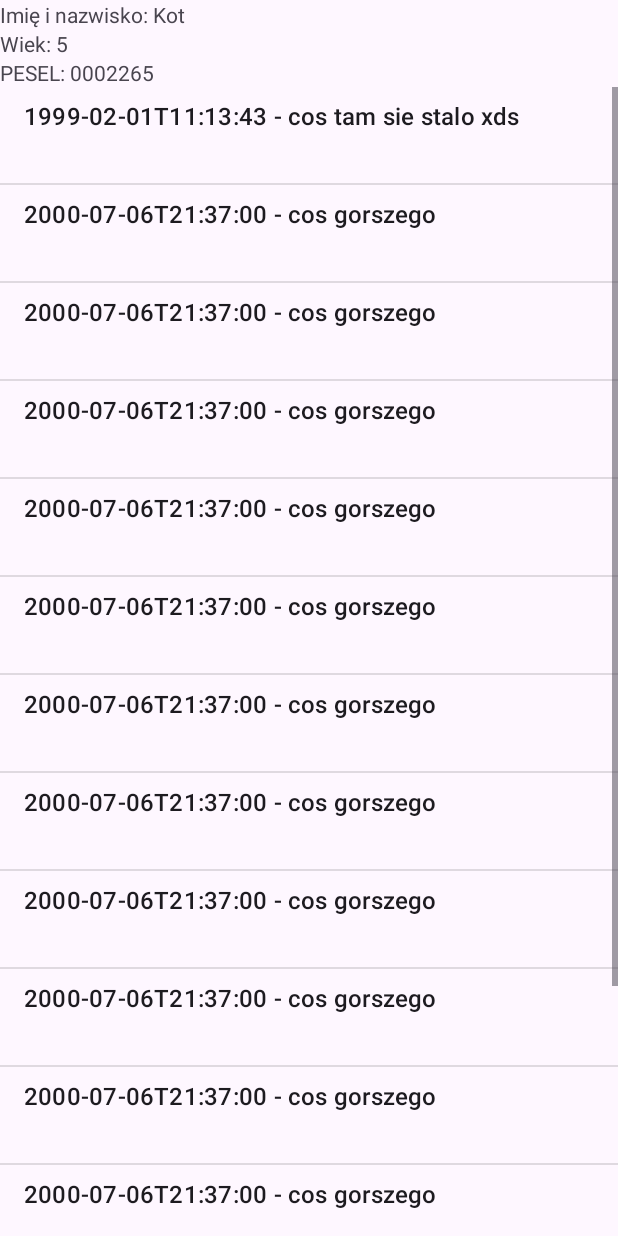
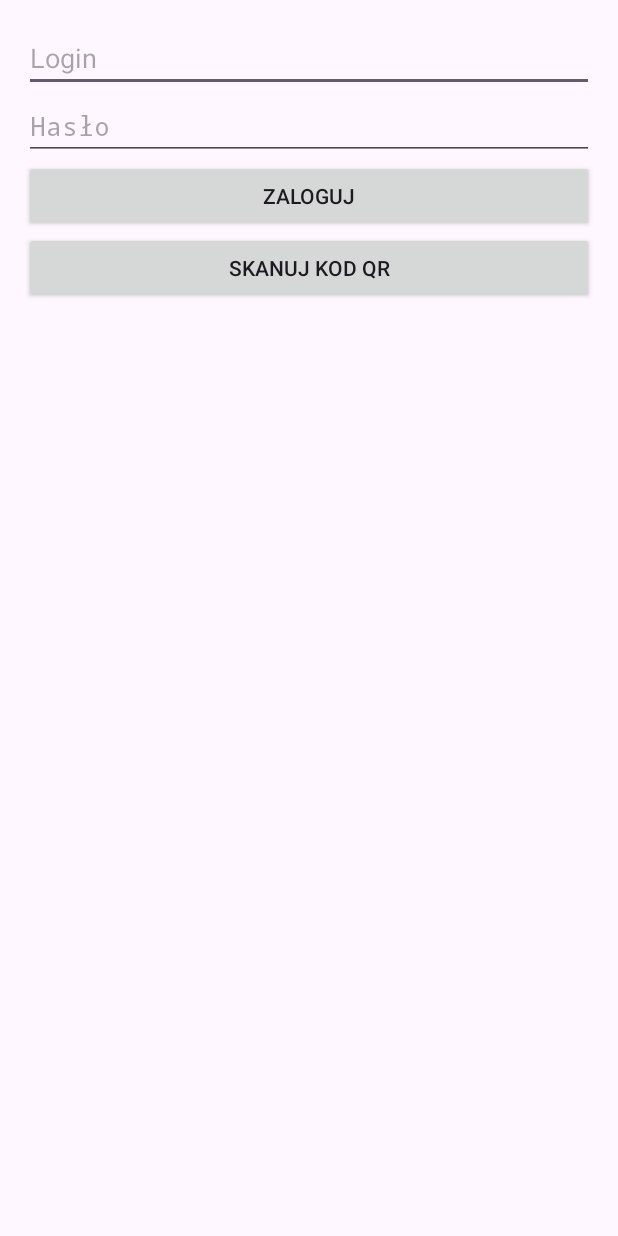
Before and after one commit to ciuek/HospitalQRScannerAndroid, an Android app built with Jetpack Compose: the screen it shows after launch (ScannedBarcodeActivity before the commit, MainActivity after it), after a tap on "SKANUJ KOD QR", on a phone screen of 412 x 824 dp. Run offline under Robolectric (Android 15) with nearby library versions, the phone set to English and light mode, and no system bars.

Commit message:
Big feature update, connectivity still don't work

```diff
--- a/app/build.gradle.kts
+++ b/app/build.gradle.kts
@@ -74,4 +74,6 @@ dependencies {
     debugImplementation(libs.androidx.ui.test.manifest)
     implementation("com.journeyapps:zxing-android-embedded:4.1.0")
     implementation("com.google.zxing:core:3.3.3")
+    implementation("com.squareup.okhttp3:okhttp:4.9.1")
+    implementation("com.google.code.gson:gson:2.8.6")
 }
--- a/app/src/main/AndroidManifest.xml
+++ b/app/src/main/AndroidManifest.xml
@@ -3,6 +3,7 @@
     xmlns:tools="http://schemas.android.com/tools">
 
     <uses-permission android:name="android.permission.CAMERA" />
+    <uses-permission android:name="android.permission.INTERNET" />
 
     <uses-feature android:name="android.hardware.camera" />
     <uses-feature android:name="android.hardware.camera.autofocus" />
--- a/app/src/main/java/com/example/hospitalscannerandroid/ScannedBarcodeActivity.kt
+++ b/app/src/main/java/com/example/hospitalscannerandroid/ScannedBarcodeActivity.kt
@@ -11,6 +11,9 @@ import android.widget.Toast
 import androidx.appcompat.app.AppCompatActivity
 import androidx.core.app.ActivityCompat
 import com.google.zxing.integration.android.IntentIntegrator
+import com.google.gson.Gson
+import okhttp3.*
+import java.io.IOException
 
 
 class ScannedBarcodeActivity : AppCompatActivity() {
@@ -26,44 +29,6 @@ class ScannedBarcodeActivity : AppCompatActivity() {
         } else {
             initQRCodeScanner()
         }
-        val cat = Cat(
-            name = "Kot",
-            age = 5,
-            pesel = "0002265",
-            medical_history = listOf(
-                MedicalEvent("1999-02-01T11:13:43", "cos tam sie stalo xds"),
-                MedicalEvent("2000-07-06T21:37:00", "cos gorszego"),
-                MedicalEvent("2000-07-06T21:37:00", "cos gorszego"),
-                MedicalEvent("2000-07-06T21:37:00", "cos gorszego"),
-                MedicalEvent("2000-07-06T21:37:00", "cos gorszego"),
-                MedicalEvent("2000-07-06T21:37:00", "cos gorszego"),
-                MedicalEvent("2000-07-06T21:37:00", "cos gorszego"),
-                MedicalEvent("2000-07-06T21:37:00", "cos gorszego"),
-                MedicalEvent("2000-07-06T21:37:00", "cos gorszego"),
-                MedicalEvent("2000-07-06T21:37:00", "cos gorszego"),
-                MedicalEvent("2000-07-06T21:37:00", "cos gorszego"),
-                MedicalEvent("2000-07-06T21:37:00", "cos gorszego"),
-                MedicalEvent("2000-07-06T21:37:00", "cos gorszego"),
-                MedicalEvent("2000-07-06T21:37:00", "cos gorszego"),
-                MedicalEvent("2000-07-06T21:37:00", "cos gorszego"),
-            )
-        )
-
-        // Ustawienie danych w widokach
-        val tvName = findViewById<TextView>(R.id.tvName)
-        val tvAge = findViewById<TextView>(R.id.tvAge)
-        val tvPesel = findViewById<TextView>(R.id.tvPesel)
-        val lvMedicalHistory = findViewById<ListView>(R.id.lvMedicalHistory)
-
-        tvName.text = "Imię i nazwisko: " + cat.name
-        tvAge.text = "Wiek: " + cat.age.toString()
-        tvPesel.text = "PESEL: " + cat.pesel
-
-        // Utworzenie adaptera dla ListView
-        val adapter = ArrayAdapter(this, android.R.layout.simple_list_item_2, android.R.id.text1, cat.medical_history.map {
-            "${it.event_date} - ${it.event_description}"
-        })
-        lvMedicalHistory.adapter = adapter
     }
 
     data class MedicalEvent(
@@ -109,7 +74,52 @@ class ScannedBarcodeActivity : AppCompatActivity() {
                 Toast.makeText(this, "Scan cancelled", Toast.LENGTH_LONG).show()
                 finish()
             } else {
-                Toast.makeText(this, "Scanned: " + result.contents, Toast.LENGTH_LONG).show()
+                val scannedId = result.contents
+
+                // Pobranie tokenu z Intent
+                val token = intent.getStringExtra("token")
+
+                // Wykonanie żądania do API
+                val client = OkHttpClient()
+                val request = Request.Builder()
+                    .url("http://10.0.2.2:8000/patient/$scannedId")
+                    .addHeader("Authorization", "Bearer $token")
+                    .build()
+
+                client.newCall(request).enqueue(object : Callback {
+                    override fun onFailure(call: Call, e: IOException) {
+                        runOnUiThread {
+                            Toast.makeText(this@ScannedBarcodeActivity, "Cos nie dziala", Toast.LENGTH_LONG).show()
+                        }
+                        finish()
+                    }
+
+                    override fun onResponse(call: Call, response: Response) {
+                        response.use {
+                            if (!response.isSuccessful) throw IOException("Unexpected code $response")
+
+                            val gson = Gson()
+                            val cat = gson.fromJson(it.body?.charStream(), Cat::class.java)
+
+                            runOnUiThread {
+                                val tvName = findViewById<TextView>(R.id.tvName)
+                                val tvAge = findViewById<TextView>(R.id.tvAge)
+                                val tvPesel = findViewById<TextView>(R.id.tvPesel)
+                                val lvMedicalHistory = findViewById<ListView>(R.id.lvMedicalHistory)
+
+                                tvName.text = "Imię i nazwisko: " + cat.name
+                                tvAge.text = "Wiek: " + cat.age.toString()
+                                tvPesel.text = "PESEL: " + cat.pesel
+
+                                // Utworzenie adaptera dla ListView
+                                val adapter = ArrayAdapter(this@ScannedBarcodeActivity, android.R.layout.simple_list_item_2, android.R.id.text1, cat.medical_history.map {
+                                    "${it.event_date} - ${it.event_description}"
+                                })
+                                lvMedicalHistory.adapter = adapter
+                            }
+                        }
+                    }
+                })
             }
         } else {
             super.onActivityResult(requestCode, resultCode, data)
--- a/app/src/main/res/layout/activity_main.xml
+++ b/app/src/main/res/layout/activity_main.xml
@@ -1,18 +1,34 @@
 <?xml version="1.0" encoding="utf-8"?>
-<androidx.constraintlayout.widget.ConstraintLayout xmlns:android="http://schemas.android.com/apk/res/android"
-    xmlns:app="http://schemas.android.com/apk/res-auto"
-    android:id="@+id/constraintLayout"
+<LinearLayout xmlns:android="http://schemas.android.com/apk/res/android"
     android:layout_width="match_parent"
-    android:layout_height="match_parent">
+    android:layout_height="wrap_content"
+    android:orientation="vertical"
+    android:padding="16dp">
 
+    <EditText
+        android:id="@+id/etUsername"
+        android:layout_width="match_parent"
+        android:layout_height="wrap_content"
+        android:hint="Login"
+        android:inputType="text" />
+
+    <EditText
+        android:id="@+id/etPassword"
+        android:layout_width="match_parent"
+        android:layout_height="wrap_content"
+        android:hint="Hasło"
+        android:inputType="textPassword" />
+
+    <Button
+        android:id="@+id/btnLogin"
+        android:layout_width="match_parent"
+        android:layout_height="wrap_content"
+        android:text="Zaloguj" />
 
     <Button
         android:id="@+id/btnScanBarcode"
-        android:layout_width="wrap_content"
+        android:layout_width="match_parent"
         android:layout_height="wrap_content"
-        android:layout_marginBottom="97dp"
-        android:text="@string/scan_qr"
-        app:layout_constraintBottom_toBottomOf="parent"
-        app:layout_constraintEnd_toEndOf="parent"
-        app:layout_constraintStart_toStartOf="parent" />
-</androidx.constraintlayout.widget.ConstraintLayout>
+        android:text="Skanuj kod QR" />
+
+</LinearLayout>
```
Also changed, not shown: app/src/main/java/com/example/hospitalscannerandroid/MainActivity.kt (+68 -1 lines).
